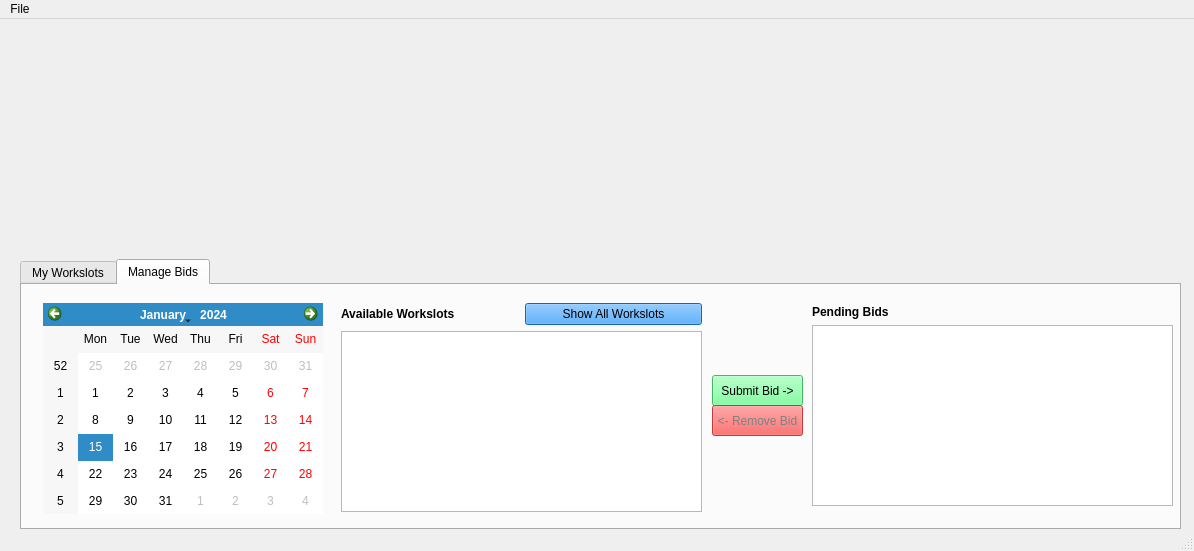
Qt form QtCafeWorkforceManager/CafeStaffWindow.ui (wreathe-unreal/CSIT314-Project) before a commit.
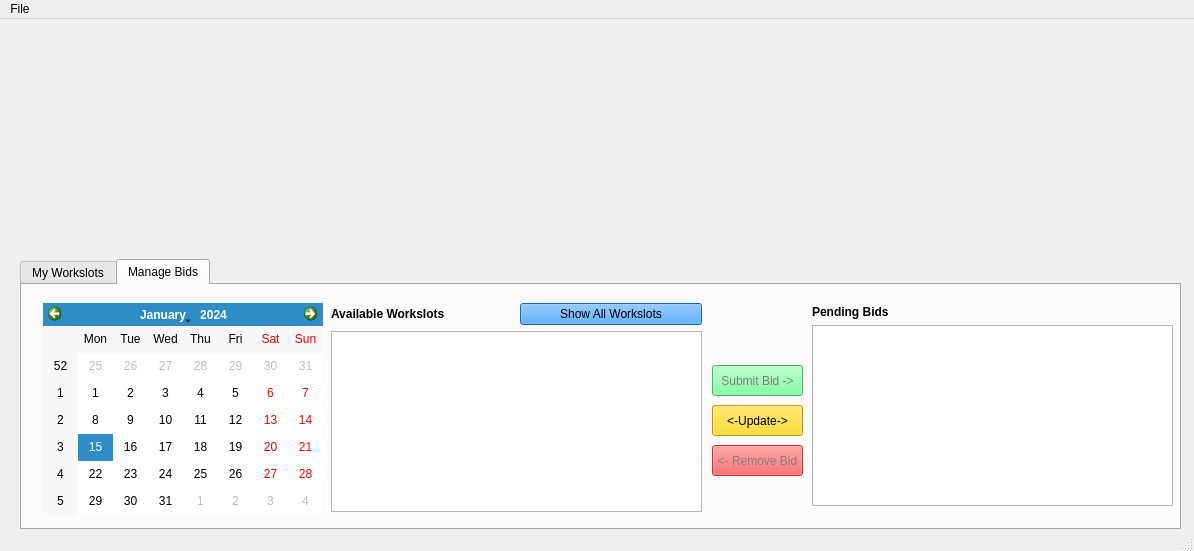
The same form after that commit. The open tabs and pages were chosen to show the change. Icons and pictures are not drawn.

Commit message: UI Adjustments + Staff Update Bids

```diff
--- a/QtCafeWorkforceManager/CafeStaffWindow.ui
+++ b/QtCafeWorkforceManager/CafeStaffWindow.ui
@@ -234,13 +234,14 @@
       <property name="geometry">
        <rect>
         <x>690</x>
-        <y>90</y>
+        <y>80</y>
         <width>91</width>
         <height>31</height>
        </rect>
       </property>
       <property name="styleSheet">
-       <string notr="true">background-color:  rgb(97, 255, 137);</string>
+       <string notr="true">background-color:  rgb(97, 255, 137);
+color: gray;</string>
       </property>
       <property name="text">
        <string>Submit Bid -&gt;</string>
@@ -249,9 +250,9 @@
      <widget class="QWidget" name="layoutWidget">
       <property name="geometry">
        <rect>
-        <x>319</x>
+        <x>309</x>
         <y>18</y>
-        <width>361</width>
+        <width>371</width>
         <height>209</height>
        </rect>
       </property>
@@ -295,7 +296,7 @@
       <property name="geometry">
        <rect>
         <x>690</x>
-        <y>120</y>
+        <y>160</y>
         <width>91</width>
         <height>31</height>
        </rect>
@@ -345,6 +346,23 @@
        </item>
       </layout>
      </widget>
+     <widget class="QPushButton" name="updateButton">
+      <property name="geometry">
+       <rect>
+        <x>690</x>
+        <y>120</y>
+        <width>91</width>
+        <height>31</height>
+       </rect>
+      </property>
+      <property name="styleSheet">
+       <string notr="true">background-color: gold;
+color: black;</string>
+      </property>
+      <property name="text">
+       <string>&lt;-Update-&gt;</string>
+      </property>
+     </widget>
     </widget>
    </widget>
    <widget class="QLabel" name="label_10">
```
The commit also changes 10 other files.
